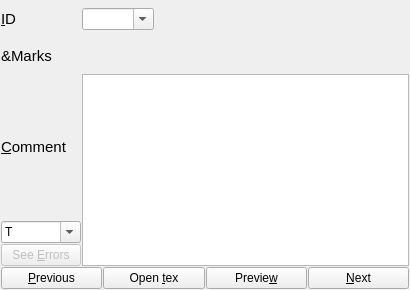
Above: grader_improved/grader_editor.ui from shubhamshuklaer/autog before the change. Below: the same form after it.
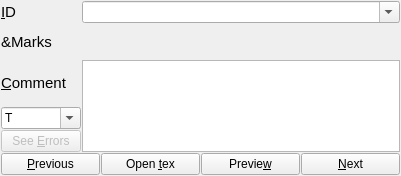
That is the form after the change.

Commit message: Fixed the widget size problem and tab order

Diff of the .ui file:
```diff
--- a/grader_improved/grader_editor.ui
+++ b/grader_improved/grader_editor.ui
@@ -6,16 +6,22 @@
    <rect>
     <x>0</x>
     <y>0</y>
-    <width>410</width>
-    <height>290</height>
+    <width>401</width>
+    <height>176</height>
    </rect>
   </property>
   <property name="sizePolicy">
-   <sizepolicy hsizetype="Fixed" vsizetype="Fixed">
+   <sizepolicy hsizetype="Maximum" vsizetype="Maximum">
     <horstretch>0</horstretch>
     <verstretch>0</verstretch>
    </sizepolicy>
   </property>
+  <property name="maximumSize">
+   <size>
+    <width>401</width>
+    <height>176</height>
+   </size>
+  </property>
   <property name="windowTitle">
    <string>Form</string>
   </property>
@@ -62,7 +68,7 @@
      <item>
       <widget class="QComboBox" name="file_name_combo">
        <property name="sizePolicy">
-        <sizepolicy hsizetype="Maximum" vsizetype="Fixed">
+        <sizepolicy hsizetype="Expanding" vsizetype="Fixed">
          <horstretch>0</horstretch>
          <verstretch>0</verstretch>
         </sizepolicy>
@@ -75,16 +81,6 @@
        </property>
       </widget>
      </item>
-     <item>
-      <widget class="QWidget" name="merge_widget" native="true">
-       <property name="sizePolicy">
-        <sizepolicy hsizetype="Preferred" vsizetype="Preferred">
-         <horstretch>0</horstretch>
-         <verstretch>0</verstretch>
-        </sizepolicy>
-       </property>
-      </widget>
-     </item>
     </layout>
    </item>
    <item row="1" column="0">
```
The commit also changes 1 other file.
